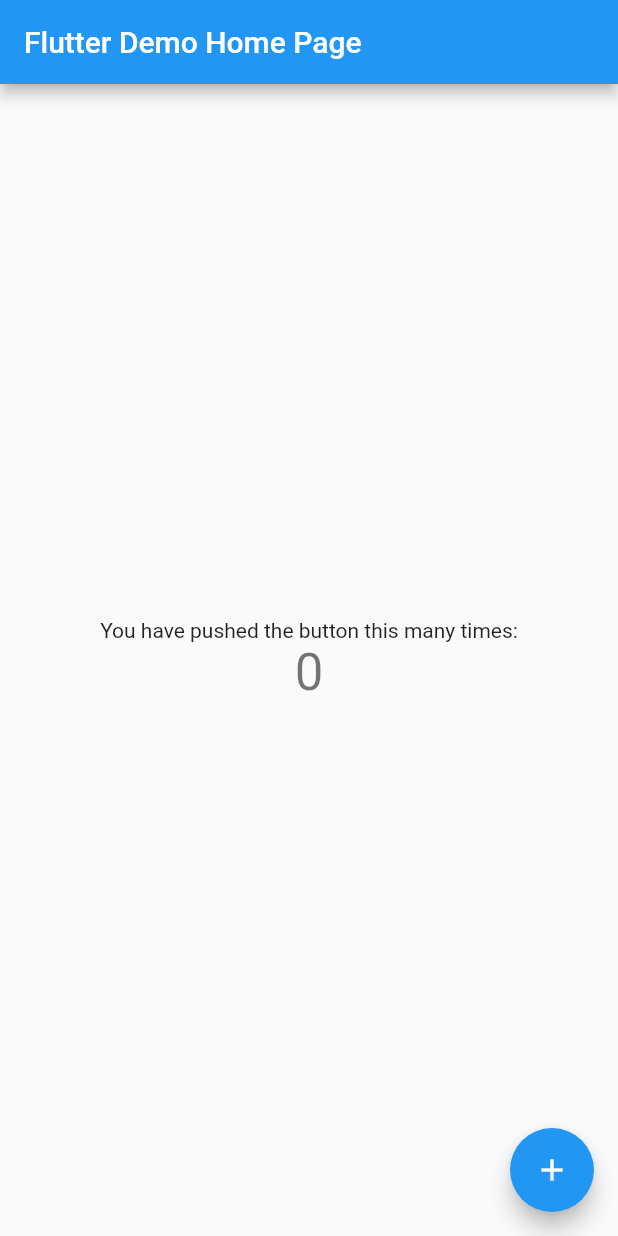
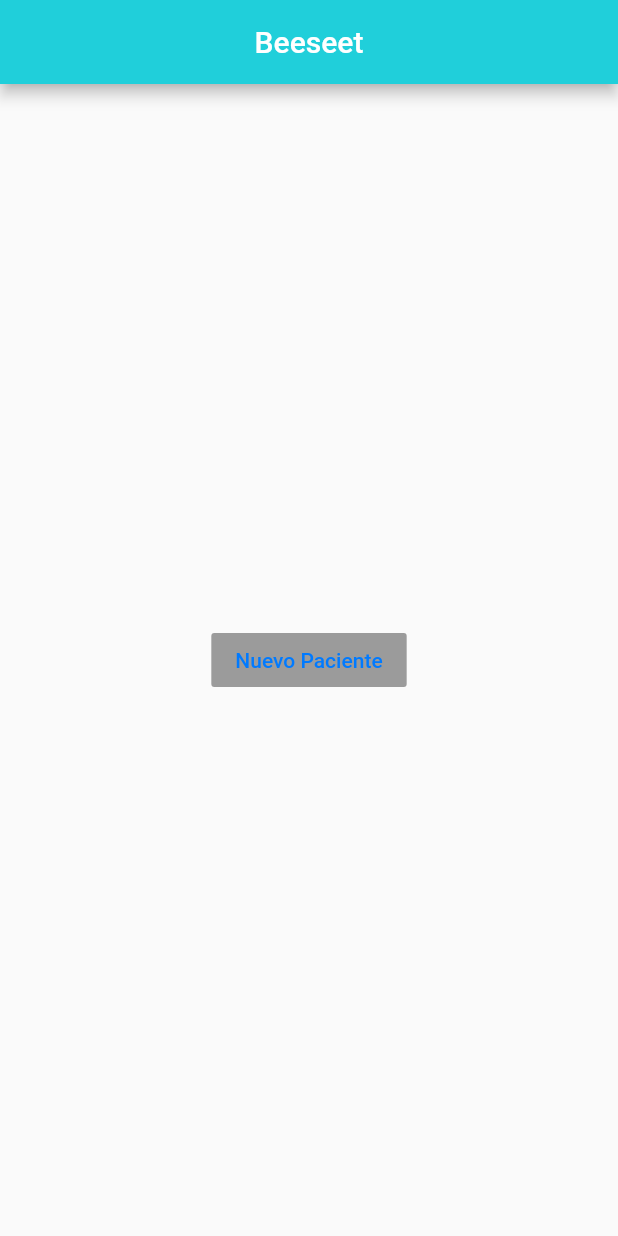
Before and after one commit to arnaudelub/sherplay, a Flutter app: the screen it shows after launch, on a phone screen of 412 x 824 dp. Run offline on Flutter 3.47's test engine with Material 2 defaults, Android fonts, the phone set to English and light mode, and no system bars; our stand-ins replace auto_route.

Commit message:
Adding autoRoute libray and creating first page with nuevo paciente button

```diff
--- a/lib/main.dart
+++ b/lib/main.dart
@@ -1,4 +1,5 @@
 import 'package:flutter/material.dart';
+import 'package:sherplay/pages/home_page.dart';
 
 void main() {
   runApp(MyApp());
@@ -10,108 +11,14 @@ class MyApp extends StatelessWidget {
   Widget build(BuildContext context) {
     return MaterialApp(
       title: 'Flutter Demo',
-      theme: ThemeData(
-        // This is the theme of your application.
-        //
-        // Try running your application with "flutter run". You'll see the
-        // application has a blue toolbar. Then, without quitting the app, try
-        // changing the primarySwatch below to Colors.green and then invoke
-        // "hot reload" (press "r" in the console where you ran "flutter run",
-        // or simply save your changes to "hot reload" in a Flutter IDE).
-        // Notice that the counter didn't reset back to zero; the application
-        // is not restarted.
-        primarySwatch: Colors.blue,
-        // This makes the visual density adapt to the platform that you run
-        // the app on. For desktop platforms, the controls will be smaller and
-        // closer together (more dense) than on mobile platforms.
-        visualDensity: VisualDensity.adaptivePlatformDensity,
-      ),
-      home: MyHomePage(title: 'Flutter Demo Home Page'),
+      theme: ThemeData.light().copyWith(
+          primaryColor: const Color(0xFF20CFDA),
+          accentColor: const Color(0xFFFFC400),
+          buttonTheme: const ButtonThemeData(
+            buttonColor: const Color(0XFF7901),
+            textTheme: ButtonTextTheme.accent,
+          )),
+      home: HomePage(),
     );
   }
 }
-
-class MyHomePage extends StatefulWidget {
-  MyHomePage({Key key, this.title}) : super(key: key);
-
-  // This widget is the home page of your application. It is stateful, meaning
-  // that it has a State object (defined below) that contains fields that affect
-  // how it looks.
-
-  // This class is the configuration for the state. It holds the values (in this
-  // case the title) provided by the parent (in this case the App widget) and
-  // used by the build method of the State. Fields in a Widget subclass are
-  // always marked "final".
-
-  final String title;
-
-  @override
-  _MyHomePageState createState() => _MyHomePageState();
-}
-
-class _MyHomePageState extends State<MyHomePage> {
-  int _counter = 0;
-
-  void _incrementCounter() {
-    setState(() {
-      // This call to setState tells the Flutter framework that something has
-      // changed in this State, which causes it to rerun the build method below
-      // so that the display can reflect the updated values. If we changed
-      // _counter without calling setState(), then the build method would not be
-      // called again, and so nothing would appear to happen.
-      _counter++;
-    });
-  }
-
-  @override
-  Widget build(BuildContext context) {
-    // This method is rerun every time setState is called, for instance as done
-    // by the _incrementCounter method above.
-    //
-    // The Flutter framework has been optimized to make rerunning build methods
-    // fast, so that you can just rebuild anything that needs updating rather
-    // than having to individually change instances of widgets.
-    return Scaffold(
-      appBar: AppBar(
-        // Here we take the value from the MyHomePage object that was created by
-        // the App.build method, and use it to set our appbar title.
-        title: Text(widget.title),
-      ),
-      body: Center(
-        // Center is a layout widget. It takes a single child and positions it
-        // in the middle of the parent.
-        child: Column(
-          // Column is also a layout widget. It takes a list of children and
-          // arranges them vertically. By default, it sizes itself to fit its
-          // children horizontally, and tries to be as tall as its parent.
-          //
-          // Invoke "debug painting" (press "p" in the console, choose the
-          // "Toggle Debug Paint" action from the Flutter Inspector in Android
-          // Studio, or the "Toggle Debug Paint" command in Visual Studio Code)
-          // to see the wireframe for each widget.
-          //
-          // Column has various properties to control how it sizes itself and
-          // how it positions its children. Here we use mainAxisAlignment to
-          // center the children vertically; the main axis here is the vertical
-          // axis because Columns are vertical (the cross axis would be
-          // horizontal).
-          mainAxisAlignment: MainAxisAlignment.center,
-          children: <Widget>[
-            Text(
-              'You have pushed the button this many times:',
-            ),
-            Text(
-              '$_counter',
-              style: Theme.of(context).textTheme.headline4,
-            ),
-          ],
-        ),
-      ),
-      floatingActionButton: FloatingActionButton(
-        onPressed: _incrementCounter,
-        tooltip: 'Increment',
-        child: Icon(Icons.add),
-      ), // This trailing comma makes auto-formatting nicer for build methods.
-    );
-  }
-}
--- /dev/null
+++ b/lib/pages/home_page.dart
@@ -0,0 +1,17 @@
+import 'package:flutter/cupertino.dart';
+import 'package:flutter/material.dart';
+
+class HomePage extends StatelessWidget {
+  @override
+  Widget build(BuildContext context) {
+    return Scaffold(
+      appBar: AppBar(title: const Text('Beeseet'), centerTitle: true),
+      body: Center(
+          child: RaisedButton(
+              color: const Color(0xFFFF7901),
+              textColor: const Color(0xFF007AFF),
+              onPressed: null,
+              child: const Text('Nuevo Paciente'))),
+    );
+  }
+}
--- /dev/null
+++ b/lib/routes/router.dart
@@ -0,0 +1,8 @@
+import 'package:auto_route/auto_route_annotations.dart';
+import 'package:sherplay/pages/home_page.dart';
+
+@autoRouter
+class $Router {
+  @initial
+  HomePage homePage;
+}
--- a/pubspec.yaml
+++ b/pubspec.yaml
@@ -23,6 +23,7 @@ environment:
 dependencies:
   flutter:
     sdk: flutter
+  auto_route: ^0.2.2
 
 
   # The following adds the Cupertino Icons font to your application.
@@ -32,6 +33,8 @@ dependencies:
 dev_dependencies:
   flutter_test:
     sdk: flutter
+  build_runner:
+  auto_route_generator: ^0.2.2
 
 # For information on the generic Dart part of this file, see the
 # following page: https://dart.dev/tools/pub/pubspec
```
Also changed, not shown: lib/routes/router.gr.dart (added), pubspec.lock.
